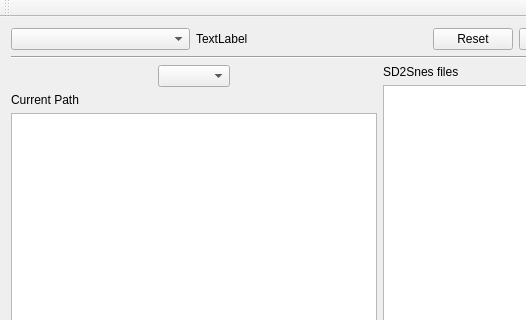
Before: the Qt Designer form QFile2Snes/qfile2snesw.ui in Skarsnik/QUsb2snes, drawn with Qt 5; both pictures show x 0 to 526 and y 0 to 320 of the 736 by 544 pixel window.
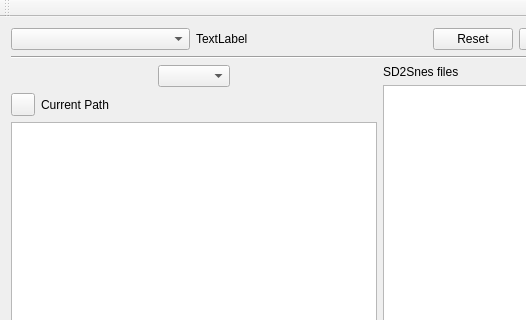
After: the same form once the commit is applied.

Commit message: Qfile2snes : add new dir feature and improve localfile view display

The edit to the form file:
```diff
--- a/QFile2Snes/qfile2snesw.ui
+++ b/QFile2Snes/qfile2snesw.ui
@@ -134,14 +134,25 @@
          </layout>
         </item>
         <item>
+         <layout class="QHBoxLayout" name="horizontalLayout_5">
+          <item>
+           <widget class="QToolButton" name="backToolButton">
+            <property name="text">
+             <string/>
+            </property>
+           </widget>
+          </item>
+          <item>
          <widget class="QLabel" name="currentPathLabel">
           <property name="text">
            <string>Current Path</string>
           </property>
          </widget>
         </item>
+         </layout>
+        </item>
         <item>
-         <widget class="QListView" name="localFilesListView">
+         <widget class="QTreeView" name="localFilesTreeView">
           <property name="editTriggers">
            <set>QAbstractItemView::NoEditTriggers</set>
           </property>
@@ -154,6 +165,15 @@
           <property name="dragDropMode">
            <enum>QAbstractItemView::DragDrop</enum>
           </property>
+          <property name="rootIsDecorated">
+           <bool>false</bool>
+          </property>
+          <property name="itemsExpandable">
+           <bool>false</bool>
+          </property>
+          <property name="sortingEnabled">
+           <bool>true</bool>
+          </property>
          </widget>
         </item>
        </layout>
```
Lines whose indentation alone changed are shown as unchanged. The commit also changes 6 other files.
